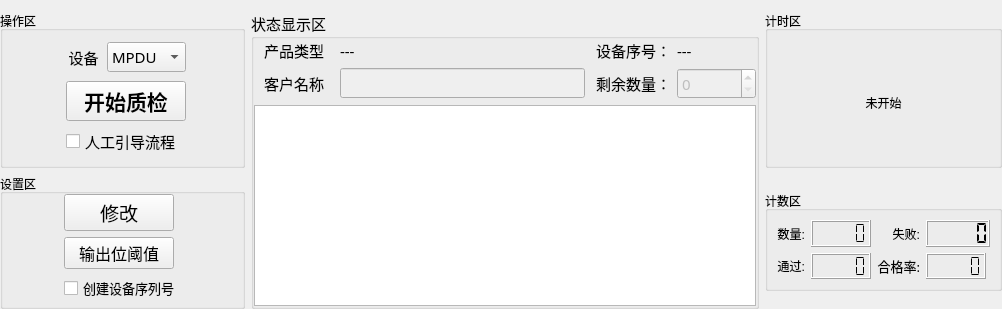
Above: PDU-QualityTest/home/home_workwid.ui from ChinaClever/PDU-QualityTest before the change. Below: the same form after it.
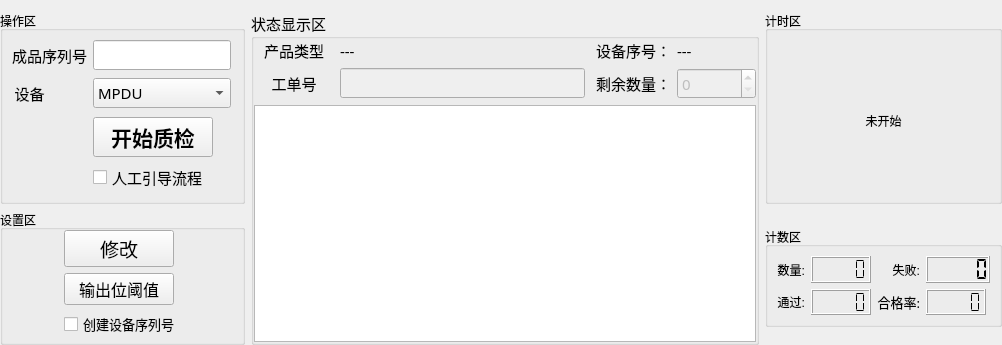
That is the form after the change.

```diff
--- a/PDU-QualityTest/home/home_workwid.ui
+++ b/PDU-QualityTest/home/home_workwid.ui
@@ -7,7 +7,7 @@
     <x>0</x>
     <y>0</y>
     <width>1002</width>
-    <height>290</height>
+    <height>342</height>
    </rect>
   </property>
   <property name="windowTitle">
@@ -170,7 +170,7 @@
          </size>
         </property>
         <property name="text">
-         <string>客户名称</string>
+         <string>工单号</string>
         </property>
         <property name="alignment">
          <set>Qt::AlignCenter</set>
@@ -502,20 +502,30 @@
       <string>操作区</string>
      </property>
      <layout class="QGridLayout" name="gridLayout_2">
-      <item row="0" column="3">
-       <spacer name="horizontalSpacer_2">
-        <property name="orientation">
-         <enum>Qt::Horizontal</enum>
+      <item row="5" column="1">
+       <widget class="QCheckBox" name="guideCheck">
+        <property name="font">
+         <font>
+          <family>微软雅黑</family>
+          <pointsize>11</pointsize>
+         </font>
         </property>
-        <property name="sizeHint" stdset="0">
-         <size>
-          <width>37</width>
-          <height>20</height>
-         </size>
+        <property name="text">
+         <string>人工引导流程</string>
         </property>
-       </spacer>
+       </widget>
       </item>
-      <item row="0" column="2">
+      <item row="0" column="1" colspan="4">
+       <widget class="QLineEdit" name="snEdit">
+        <property name="font">
+         <font>
+          <family>微软雅黑</family>
+          <pointsize>11</pointsize>
+         </font>
+        </property>
+       </widget>
+      </item>
+      <item row="2" column="1" colspan="4">
        <widget class="QComboBox" name="typeComboBox">
         <property name="minimumSize">
          <size>
@@ -541,7 +551,74 @@
         </item>
        </widget>
       </item>
-      <item row="1" column="1" colspan="2">
+      <item row="2" column="0">
+       <widget class="QLabel" name="label_9">
+        <property name="minimumSize">
+         <size>
+          <width>0</width>
+          <height>35</height>
+         </size>
+        </property>
+        <property name="maximumSize">
+         <size>
+          <width>35</width>
+          <height>35</height>
+         </size>
+        </property>
+        <property name="font">
+         <font>
+          <family>微软雅黑</family>
+          <pointsize>11</pointsize>
+         </font>
+        </property>
+        <property name="text">
+         <string>设备</string>
+        </property>
+        <property name="alignment">
+         <set>Qt::AlignCenter</set>
+        </property>
+       </widget>
+      </item>
+      <item row="2" column="6">
+       <spacer name="horizontalSpacer_3">
+        <property name="orientation">
+         <enum>Qt::Horizontal</enum>
+        </property>
+        <property name="sizeHint" stdset="0">
+         <size>
+          <width>40</width>
+          <height>20</height>
+         </size>
+        </property>
+       </spacer>
+      </item>
+      <item row="0" column="0">
+       <widget class="QLabel" name="sn_label">
+        <property name="font">
+         <font>
+          <family>微软雅黑</family>
+          <pointsize>11</pointsize>
+         </font>
+        </property>
+        <property name="text">
+         <string>成品序列号</string>
+        </property>
+       </widget>
+      </item>
+      <item row="0" column="6">
+       <spacer name="horizontalSpacer_2">
+        <property name="orientation">
+         <enum>Qt::Horizontal</enum>
+        </property>
+        <property name="sizeHint" stdset="0">
+         <size>
+          <width>37</width>
+          <height>20</height>
+         </size>
+        </property>
+       </spacer>
+      </item>
+      <item row="3" column="1">
        <widget class="QPushButton" name="startBtn">
         <property name="minimumSize">
          <size>
@@ -559,7 +636,6 @@
          <font>
           <family>微软雅黑</family>
           <pointsize>16</pointsize>
-          <weight>75</weight>
           <bold>true</bold>
          </font>
         </property>
@@ -568,86 +644,6 @@
         </property>
        </widget>
       </item>
-      <item row="0" column="1">
-       <widget class="QLabel" name="label_9">
-        <property name="minimumSize">
-         <size>
-          <width>0</width>
-          <height>35</height>
-         </size>
-        </property>
-        <property name="maximumSize">
-         <size>
-          <width>35</width>
-          <height>35</height>
-         </size>
-        </property>
-        <property name="font">
-         <font>
-          <family>微软雅黑</family>
-          <pointsize>11</pointsize>
-         </font>
-        </property>
-        <property name="text">
-         <string>设备</string>
-        </property>
-        <property name="alignment">
-         <set>Qt::AlignCenter</set>
-        </property>
-       </widget>
-      </item>
-      <item row="1" column="0">
-       <spacer name="horizontalSpacer_4">
-        <property name="orientation">
-         <enum>Qt::Horizontal</enum>
-        </property>
-        <property name="sizeHint" stdset="0">
-         <size>
-          <width>54</width>
-          <height>20</height>
-         </size>
-        </property>
-       </spacer>
-      </item>
-      <item row="1" column="3">
-       <spacer name="horizontalSpacer_3">
-        <property name="orientation">
-         <enum>Qt::Horizontal</enum>
-        </property>
-        <property name="sizeHint" stdset="0">
-         <size>
-          <width>40</width>
-          <height>20</height>
-         </size>
-        </property>
-       </spacer>
-      </item>
-      <item row="0" column="0">
-       <spacer name="horizontalSpacer">
-        <property name="orientation">
-         <enum>Qt::Horizontal</enum>
-        </property>
-        <property name="sizeHint" stdset="0">
-         <size>
-          <width>50</width>
-          <height>20</height>
-         </size>
-        </property>
-       </spacer>
-      </item>
-      <item row="2" column="1" colspan="2">
-       <widget class="QCheckBox" name="guideCheck">
-        <property name="font">
-         <font>
-          <family>微软雅黑</family>
-          <pointsize>11</pointsize>
-         </font>
-        </property>
-        <property name="text">
-         <string>人工引导流程</string>
-        </property>
-       </widget>
-      </item>
      </layout>
     </widget>
    </item>
```
Left out of the diff: 160 changed lines with no effect on the pictures.
